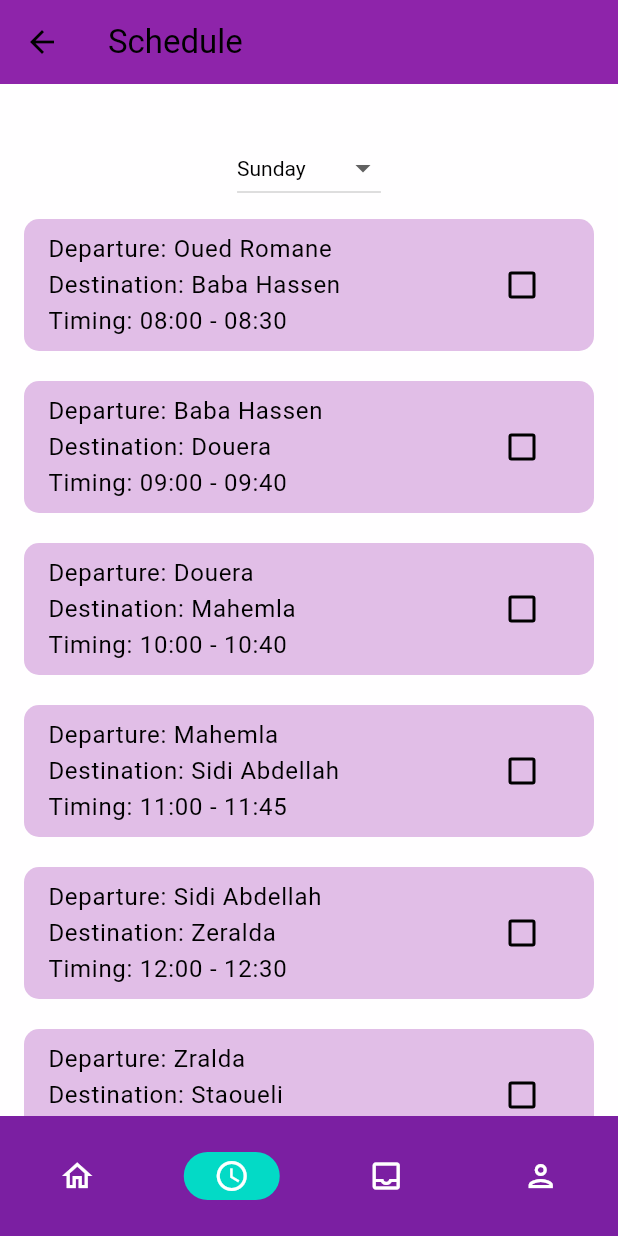
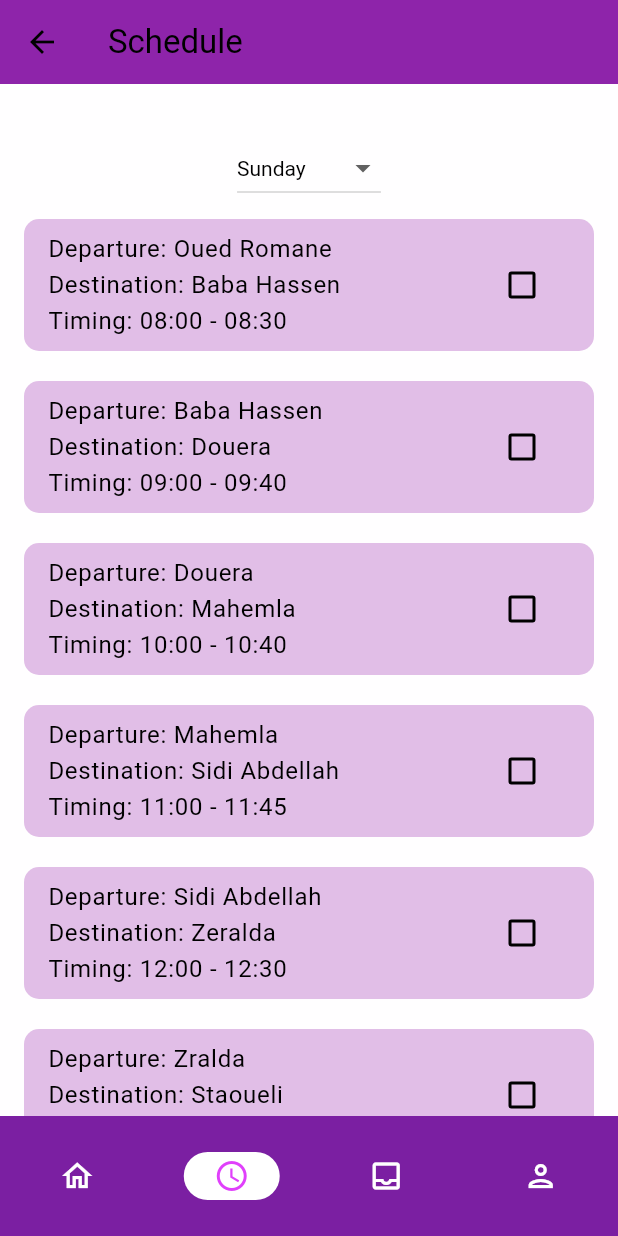
Before and after one commit to yvuuus/bus_tracking_app, a Flutter app: the NavigationScreen screen opened directly, item 2 of the bottom bar chosen, on a phone screen of 412 x 824 dp. Run offline on Flutter 3.47's test engine with Material 3 defaults, Android fonts, the phone set to English and light mode, and no system bars; our stand-ins replace firebase_auth, firebase_core, firebase_database, fluttertoast, geolocator, google_maps_flutter; missing offline and left inert: flutter_geofire; accounts and stored records are empty.

Commit message:
very final change

```diff
--- a/lib/screens/driver_screens/navigation_screen_driver.dart
+++ b/lib/screens/driver_screens/navigation_screen_driver.dart
@@ -33,35 +33,44 @@ class _NavigationScreenState extends State<NavigationScreen> {
   @override
   Widget build(BuildContext context) {
     return Scaffold(
-      body: screens[_selectedIndex],  // Display the selected screen
-      bottomNavigationBar: NavigationBar(
+      body: screens[_selectedIndex], // Display the selected screen
+      bottomNavigationBar: Theme(
+        data: Theme.of(context).copyWith(
+          navigationBarTheme: NavigationBarThemeData(
+            indicatorColor: Colors
+                .white, // Set the background color of the selected item to white
+          ),
+        ),
+        child: NavigationBar(
           destinations: const [
             NavigationDestination(
               icon: Icon(Icons.home_outlined, color: Colors.white),
               label: "",
-            selectedIcon: Icon(Icons.home, color: Colors.white),
+              selectedIcon: Icon(Icons.home, color: Colors.purpleAccent),
             ),
             NavigationDestination(
               icon: Icon(Icons.schedule_outlined, color: Colors.white),
               label: "",
-            selectedIcon: Icon(Icons.schedule, color: Colors.white),
+              selectedIcon: Icon(Icons.schedule, color: Colors.purpleAccent),
             ),
             NavigationDestination(
               icon: Icon(Icons.inbox_outlined, color: Colors.white),
               label: "",
-            selectedIcon: Icon(Icons.inbox, color: Colors.white),
+              selectedIcon: Icon(Icons.inbox, color: Colors.purpleAccent),
             ),
             NavigationDestination(
               icon: Icon(Icons.person_outlined, color: Colors.white),
               label: "",
-            selectedIcon: Icon(Icons.person, color: Colors.white),
+              selectedIcon: Icon(Icons.person, color: Colors.purpleAccent),
             ),
           ],
-        onDestinationSelected: _onDestinationSelected,  // Use the method to update the selected index
+          onDestinationSelected:
+              _onDestinationSelected, // Use the method to update the selected index
           backgroundColor: Colors.purple.shade700,
           labelBehavior: NavigationDestinationLabelBehavior.alwaysHide,
           selectedIndex: _selectedIndex,
         ),
+      ),
     );
   }
 }
```
Lines whose indentation alone changed are shown as unchanged.
